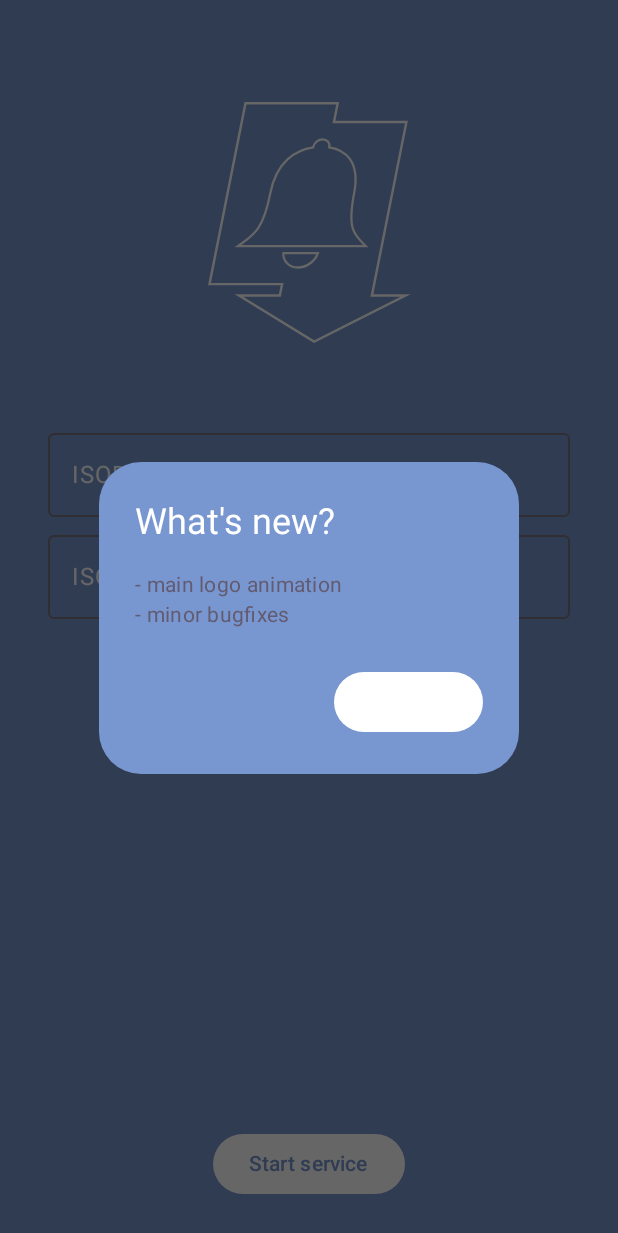
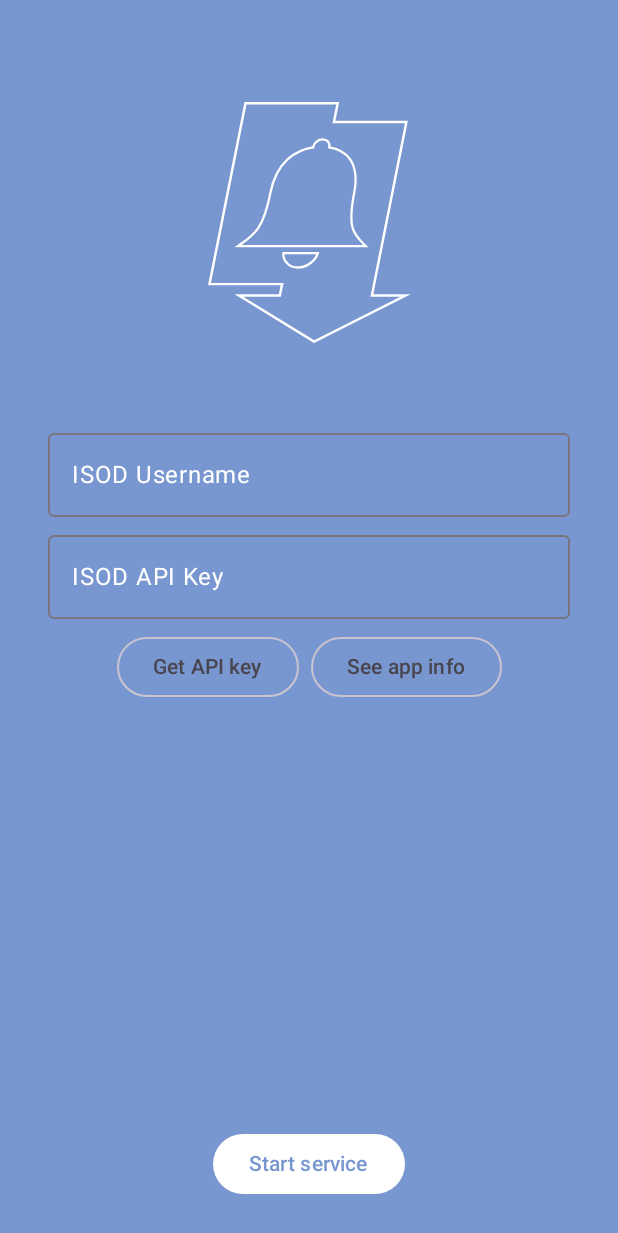
Before and after one commit to milckywayy/ISOD_Notifier, an Android app built with Jetpack Compose: the screen it shows after launch (MainActivity), on a phone screen of 412 x 824 dp. Shown: the top 1233 px of the screen. Run offline under Robolectric (Android 15) with nearby library versions, the phone set to English and light mode, and no system bars; our stand-ins replace accompanist.

Commit message:
Whats new for 1.0

```diff
--- a/client/app/src/main/java/pl/edu/pw/ee/isod_notifier/MainActivity.kt
+++ b/client/app/src/main/java/pl/edu/pw/ee/isod_notifier/MainActivity.kt
@@ -96,6 +96,13 @@ fun MainContent() {
     }
 
     if (PreferencesManager.getPreference(context, "APP_VERSION") != version && showChangelog) {
+        if (PreferencesManager.getPreference(context, "APP_VERSION") == "") {
+            // User's first installation. No need to show popup.
+            showChangelog = false
+            PreferencesManager.setPreference(context, "APP_VERSION", version)
+        }
+        else {
+            // App has been updated, let's show popup.
             InfoPopup(
                 onDismiss = {
                     showChangelog = false
@@ -104,10 +111,13 @@ fun MainContent() {
                 context.getString(R.string.whats_new_title),
                 arrayOf(
                     "- " + context.getString(R.string.whats_new_line1),
-                "- " + context.getString(R.string.whats_new_line2)
+                    "- " + context.getString(R.string.whats_new_line2),
+                    "- " + context.getString(R.string.whats_new_line3),
+                    "- " + context.getString(R.string.whats_new_line4)
                 ),
                 context.getString(R.string.whats_new_dismiss_button_text)
             )
+        }
     }
 
     fun refreshApp() {
--- a/client/app/src/main/res/values/strings.xml
+++ b/client/app/src/main/res/values/strings.xml
@@ -24,7 +24,9 @@
 
     <!-- What's new popup -->
     <string name="whats_new_title">What\'s new?</string>
-    <string name="whats_new_line1">main logo animation</string>
-    <string name="whats_new_line2">minor bugfixes</string>
+    <string name="whats_new_line1">massive backend changes</string>
+    <string name="whats_new_line2">improved system stability</string>
+    <string name="whats_new_line3">main logo animation</string>
+    <string name="whats_new_line4">minor bugfixes</string>
     <string name="whats_new_dismiss_button_text">Dismiss</string>
 </resources>
```
Also changed, not shown: 1 other file. Lines whose indentation alone changed are shown as unchanged.
